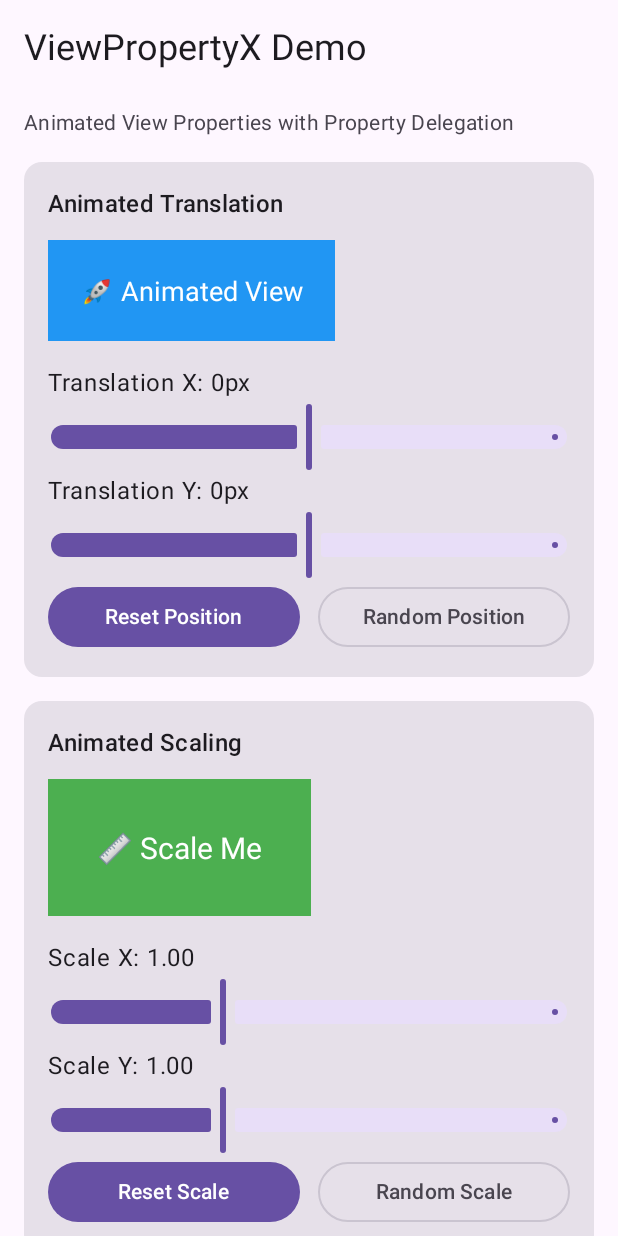
After one commit to RePropertyX/RePropertyX, an Android app built with Jetpack Compose: the ViewPropertyXDemoActivity screen opened directly, with no data from a screen before it, on a phone screen of 412 x 824 dp. The commit adds this screen. Run offline under Robolectric (Android 15) with nearby library versions, the phone set to English and light mode, and no system bars.

Commit message:
Implement ViewPropretyX demo

```diff
--- a/repropertyx-android-app/src/main/AndroidManifest.xml
+++ b/repropertyx-android-app/src/main/AndroidManifest.xml
@@ -21,6 +21,10 @@
                 <category android:name="android.intent.category.LAUNCHER" />
             </intent-filter>
         </activity>
+        <activity
+            android:name=".ViewPropertyXDemoActivity"
+            android:exported="false"
+            android:theme="@style/Theme.RePropertyX" />
     </application>
 
 </manifest>
--- a/repropertyx-android-app/src/main/java/com/github/repropertyx/android/app/MainActivity.kt
+++ b/repropertyx-android-app/src/main/java/com/github/repropertyx/android/app/MainActivity.kt
@@ -17,6 +17,7 @@
 package com.github.repropertyx.android.app
 
 import android.content.Context
+import android.content.Intent
 import android.content.SharedPreferences
 import android.os.Bundle
 import androidx.activity.ComponentActivity
@@ -77,6 +78,7 @@ class MainActivity : ComponentActivity() {
 
 @Composable
 private fun PrefsEditorScreen(prefs: SharedPreferences, prefsEditor: PrefsEditor) {
+    val context = androidx.compose.ui.platform.LocalContext.current
     //var usernameA: String? by rememberProperty(Unit) { mutableStateOf(prefs.byString()) }
     //var usernameB: String? by rememberProperty(Unit) { prefs.byString() }
     var username: String? by rememberPropertyState(prefs.changesComposed()) { prefs.byString() }
@@ -211,6 +213,16 @@ private fun PrefsEditorScreen(prefs: SharedPreferences, prefsEditor: PrefsEditor
             }
         }
 
+        // ViewPropertyX Demo Button
+        Button(
+            onClick = {
+                context.startActivity(Intent(context, ViewPropertyXDemoActivity::class.java))
+            },
+            modifier = Modifier.fillMaxWidth()
+        ) {
+            Text("🎨 ViewPropertyX Demo")
+        }
+
         // Debug Information
         Card(modifier = Modifier.fillMaxWidth()) {
             Column(modifier = Modifier.padding(16.dp)) {
--- /dev/null
+++ b/repropertyx-android-app/src/main/java/com/github/repropertyx/android/app/ViewPropertyXDemoActivity.kt
@@ -0,0 +1,452 @@
+/*
+ * Copyright 2025 RePropertyX
+ *
+ * Licensed under the Apache License, Version 2.0 (the "License");
+ * you may not use this file except in compliance with the License.
+ * You may obtain a copy of the License at
+ *
+ *     http://www.apache.org/licenses/LICENSE-2.0
+ *
+ * Unless required by applicable law or agreed to in writing, software
+ * distributed under the License is distributed on an "AS IS" BASIS,
+ * WITHOUT WARRANTIES OR CONDITIONS OF ANY KIND, either express or implied.
+ * See the License for the specific language governing permissions and
+ * limitations under the License.
+ */
+
+package com.github.repropertyx.android.app
+
+import android.os.Bundle
+import android.view.View
+import android.view.ViewGroup
+import android.widget.Button
+import android.widget.CheckBox
+import android.widget.LinearLayout
+import android.widget.SeekBar
+import android.widget.TextView
+import androidx.activity.ComponentActivity
+import androidx.activity.compose.setContent
+import androidx.compose.foundation.layout.Arrangement
+import androidx.compose.foundation.layout.Column
+import androidx.compose.foundation.layout.Row
+import androidx.compose.foundation.layout.Spacer
+import androidx.compose.foundation.layout.fillMaxSize
+import androidx.compose.foundation.layout.fillMaxWidth
+import androidx.compose.foundation.layout.height
+import androidx.compose.foundation.layout.padding
+import androidx.compose.foundation.layout.width
+import androidx.compose.foundation.rememberScrollState
+import androidx.compose.foundation.verticalScroll
+import androidx.compose.material3.Button
+import androidx.compose.material3.Card
+import androidx.compose.material3.MaterialTheme
+import androidx.compose.material3.OutlinedButton
+import androidx.compose.material3.Slider
+import androidx.compose.material3.Surface
+import androidx.compose.material3.Switch
+import androidx.compose.material3.Text
+import androidx.compose.runtime.Composable
+import androidx.compose.runtime.getValue
+import androidx.compose.runtime.mutableFloatStateOf
+import androidx.compose.runtime.mutableStateOf
+import androidx.compose.runtime.remember
+import androidx.compose.runtime.setValue
+import androidx.compose.ui.Alignment
+import androidx.compose.ui.Modifier
+import androidx.compose.ui.platform.LocalContext
+import androidx.compose.ui.text.font.FontFamily
+import androidx.compose.ui.unit.dp
+import androidx.compose.ui.viewinterop.AndroidView
+import com.github.repropertyx.android.animated
+import com.github.repropertyx.android.setOnCheckedChangeListener
+import com.github.repropertyx.distinctUntilChanged
+import com.github.repropertyx.onEach
+import com.github.repropertyx.propertyOf
+import com.github.repropertyx.readWriteProperty
+import kotlin.math.roundToInt
+
+
+// ViewPropertyX extension properties for animated View properties
+var View.animatedTranslationX: Float by readWriteProperty<View, Float>(
+    get = { translationX },
+    set = { translationX = it }
+).distinctUntilChanged().animated().distinctUntilChanged()
+
+var View.animatedTranslationY: Float by readWriteProperty<View, Float>(
+    get = { translationY },
+    set = { translationY = it }
+).distinctUntilChanged().animated().distinctUntilChanged()
+
+var View.animatedScaleX: Float by readWriteProperty<View, Float>(
+    get = { scaleX },
+    set = { scaleX = it }
+).animated { _, _ ->
+    duration = 500
+}
+
+var View.animatedScaleY: Float by readWriteProperty<View, Float>(
+    get = { scaleY },
+    set = { scaleY = it }
+).animated { _, _ ->
+    duration = 500
+}
+
+var View.animatedAlpha: Float by readWriteProperty<View, Float>(
+    get = { alpha },
+    set = { alpha = it }
+).animated { _, _ ->
+    duration = 600
+}
+
+class ViewPropertyXDemoActivity : ComponentActivity() {
+
+    override fun onCreate(savedInstanceState: Bundle?) {
+        super.onCreate(savedInstanceState)
+
+        setContent {
+            MaterialTheme {
+                Surface(modifier = Modifier.fillMaxSize()) {
+                    ViewPropertyXDemoScreen()
+                }
+            }
+        }
+    }
+}
+
+@Composable
+private fun ViewPropertyXDemoScreen() {
+    Column(
+        modifier = Modifier
+            .fillMaxSize()
+            .verticalScroll(rememberScrollState())
+            .padding(16.dp),
+        verticalArrangement = Arrangement.spacedBy(16.dp)
+    ) {
+        // Title
+        Text(
+            text = "ViewPropertyX Demo",
+            style = MaterialTheme.typography.headlineSmall,
+            modifier = Modifier.padding(bottom = 8.dp)
+        )
+
+        Text(
+            text = "Animated View Properties with Property Delegation",
+            style = MaterialTheme.typography.bodyMedium,
+            color = MaterialTheme.colorScheme.onSurfaceVariant
+        )
+
+        // Animated Translation Demo
+        AnimatedTranslationDemo()
+
+        // Animated Scaling Demo
+        AnimatedScalingDemo()
+
+        // Animated Alpha Demo
+        AnimatedAlphaDemo()
+
+        // CheckBox Property Binding Demo
+        CheckBoxPropertyDemo()
+
+        // Info Text
+        Card(modifier = Modifier.fillMaxWidth()) {
+            Text(
+                text = "💡 All animations are powered by ViewPropertyX with property delegation:\n" +
+                        "• .animated() - Smooth ValueAnimator transitions\n" +
+                        "• .distinctUntilChanged() - Prevents redundant updates\n" +
+                        "• .onEach() - Side effects and observation\n" +
+                        "• Property delegation - Clean, reactive syntax",
+                style = MaterialTheme.typography.bodySmall,
+                modifier = Modifier.padding(16.dp)
+            )
+        }
+    }
+}
+
+@Composable
+private fun AnimatedTranslationDemo() {
+    var translationX by remember { mutableFloatStateOf(0f) }
+    var translationY by remember { mutableFloatStateOf(0f) }
+
+    Card(modifier = Modifier.fillMaxWidth()) {
+        Column(modifier = Modifier.padding(16.dp).fillMaxWidth()
+        ) {
+            Text(
+                text = "Animated Translation",
+                style = MaterialTheme.typography.titleMedium,
+                modifier = Modifier.padding(bottom = 12.dp)
+            )
+
+            AndroidView(
+                factory = { context ->
+                    TextView(context).apply {
+                        text = "🚀 Animated View"
+                        textSize = 18f
+                        setPadding(32, 32, 32, 32)
+                        setBackgroundColor(0xFF2196F3.toInt())
+                        setTextColor(0xFFFFFFFF.toInt())
+
+                        // Set initial position
+                        translationX = 0f
+                        translationY = 0f
+                    }
+                },
+                update = { view ->
+                    view.animatedTranslationX = translationX
+                    view.animatedTranslationY = translationY
+                },
+            )
+
+            Spacer(modifier = Modifier.height(16.dp))
+
+            Text("Translation X: ${translationX.roundToInt()}px")
+            Slider(
+                value = translationX,
+                onValueChange = { translationX = it },
+                valueRange = -200f..200f,
+                modifier = Modifier.fillMaxWidth()
+            )
+
+            Text("Translation Y: ${translationY.roundToInt()}px")
+            Slider(
+                value = translationY,
+                onValueChange = { translationY = it },
+                valueRange = -100f..100f,
+                modifier = Modifier.fillMaxWidth()
+            )
+
+            Row(
+                modifier = Modifier.fillMaxWidth(),
+                horizontalArrangement = Arrangement.spacedBy(12.dp)
+            ) {
+                Button(
+                    onClick = {
+                        translationX = 0f
+                        translationY = 0f
+                    },
+                    modifier = Modifier.weight(1f)
+                ) {
+                    Text("Reset Position")
+                }
+
+                OutlinedButton(
+                    onClick = {
+                        translationX = (-200..200).random().toFloat()
+                        translationY = (-100..100).random().toFloat()
+                    },
+                    modifier = Modifier.weight(1f)
+                ) {
+                    Text("Random Position")
+                }
+            }
+        }
+    }
+}
+
+@Composable
+private fun AnimatedScalingDemo() {
+    var scaleX by remember { mutableFloatStateOf(1f) }
+    var scaleY by remember { mutableFloatStateOf(1f) }
+
+    Card(modifier = Modifier.fillMaxWidth()) {
+        Column(modifier = Modifier.padding(16.dp)) {
+            Text(
+                text = "Animated Scaling",
+                style = MaterialTheme.typography.titleMedium,
+                modifier = Modifier.padding(bottom = 12.dp)
+            )
+
+            AndroidView(
+                factory = { context ->
+                    TextView(context).apply {
+                        text = "📏 Scale Me"
+                        textSize = 20f
+                        setPadding(48, 48, 48, 48)
+                        setBackgroundColor(0xFF4CAF50.toInt())
+                        setTextColor(0xFFFFFFFF.toInt())
+                        gravity = android.view.Gravity.CENTER
+
+                        // Set initial scale
+                        scaleX = 1f
+                        scaleY = 1f
+                    }
+                },
+                update = { view ->
+                    view.animatedScaleX = scaleX
+                    view.animatedScaleY = scaleY
+                }
+            )
+
+            Spacer(modifier = Modifier.height(16.dp))
+
+            Text("Scale X: ${String.format("%.2f", scaleX)}")
+            Slider(
+                value = scaleX,
+                onValueChange = { scaleX = it },
+                valueRange = 0.5f..2f,
+                modifier = Modifier.fillMaxWidth()
+            )
+
+            Text("Scale Y: ${String.format("%.2f", scaleY)}")
+            Slider(
+                value = scaleY,
+                onValueChange = { scaleY = it },
+                valueRange = 0.5f..2f,
+                modifier = Modifier.fillMaxWidth()
+            )
+
+            Row(
+                modifier = Modifier.fillMaxWidth(),
+                horizontalArrangement = Arrangement.spacedBy(12.dp)
+            ) {
+                Button(
+                    onClick = {
+                        scaleX = 1f
+                        scaleY = 1f
+                    },
+                    modifier = Modifier.weight(1f)
+                ) {
+                    Text("Reset Scale")
+                }
+
+                OutlinedButton(
+                    onClick = {
+                        scaleX = (50..200).random() / 100f
+                        scaleY = (50..200).random() / 100f
+                    },
+                    modifier = Modifier.weight(1f)
+                ) {
+                    Text("Random Scale")
+                }
+            }
+        }
+    }
+}
+
+@Composable
+private fun AnimatedAlphaDemo() {
+    var alpha by remember { mutableFloatStateOf(1f) }
+
+    Card(modifier = Modifier.fillMaxWidth()) {
+        Column(modifier = Modifier.padding(16.dp)) {
+            Text(
+                text = "Animated Alpha",
+                style = MaterialTheme.typography.titleMedium,
+                modifier = Modifier.padding(bottom = 12.dp)
+            )
+
+            AndroidView(
+                factory = { context ->
+                    TextView(context).apply {
+                        text = "👻 Fade Me"
+                        textSize = 20f
+                        setPadding(48, 48, 48, 48)
+                        setBackgroundColor(0xFF9C27B0.toInt())
+                        setTextColor(0xFFFFFFFF.toInt())
+                        gravity = android.view.Gravity.CENTER
+
+                        // Set initial alpha
+                        alpha = 1f
+                    }
+                },
+                update = { view ->
+                    view.animatedAlpha = alpha
+                }
+            )
+
+            Spacer(modifier = Modifier.height(16.dp))
+
+            Text("Alpha: ${String.format("%.2f", alpha)}")
+            Slider(
+                value = alpha,
+                onValueChange = { alpha = it },
+                valueRange = 0f..1f,
+                modifier = Modifier.fillMaxWidth()
+            )
+
+            Row(
+                modifier = Modifier.fillMaxWidth(),
+                horizontalArrangement = Arrangement.spacedBy(12.dp)
+            ) {
+                Button(
+                    onClick = { alpha = if (alpha > 0.5f) 0f else 1f },
+                    modifier = Modifier.weight(1f)
+                ) {
+                    Text("Toggle Visibility")
+                }
+
+                OutlinedButton(
+                    onClick = { alpha = (0..100).random() / 100f },
+                    modifier = Modifier.weight(1f)
+                ) {
+                    Text("Random Alpha")
+                }
+            }
+        }
+    }
+}
+
+@Composable
+private fun CheckBoxPropertyDemo() {
+    var isChecked by remember { mutableStateOf(false) }
+
+    Card(modifier = Modifier.fillMaxWidth()) {
+        Column(modifier = Modifier.padding(16.dp)) {
+            Text(
+                text = "Property Binding with CheckBox",
+                style = MaterialTheme.typography.titleMedium,
+                modifier = Modifier.padding(bottom = 12.dp)
+            )
+
+            AndroidView(
+                factory = { context ->
+                    CheckBox(context).apply {
+                        text = "Bind me with property delegation"
+                        isChecked = false
+                    }
+                },
+                update = { checkBox ->
+                    // Create property delegation for checkbox state
+                    var checkboxState by propertyOf(
+                        get = { checkBox.isChecked },
+                        set = {
+                            checkBox.isChecked = it
+                            println("CheckBox state changed: $it")
+                        }
+                    ).onEach { checked ->
+                        println("Property changed: $checked")
+                    }
+
+                    // Update the checkbox state (this will trigger the property setter)
+                    checkboxState = isChecked
+                }
+            )
+
+            Spacer(modifier = Modifier.height(12.dp))
+
+            Text(
+                text = "Current State: ${if (isChecked) "✅ Checked" else "❌ Unchecked"}",
+                style = MaterialTheme.typography.bodyMedium,
+                fontFamily = FontFamily.Monospace
+            )
+
+            Row(
+                modifier = Modifier.fillMaxWidth(),
+                horizontalArrangement = Arrangement.spacedBy(12.dp)
+            ) {
+                Button(
+                    onClick = { isChecked = true },
+                    modifier = Modifier.weight(1f)
+                ) {
+                    Text("Check")
+                }
+
+                OutlinedButton(
+                    onClick = { isChecked = false },
+                    modifier = Modifier.weight(1f)
+                ) {
+                    Text("Uncheck")
+                }
+            }
+        }
+    }
+}
--- a/repropertyx-android/src/main/kotlin/com/github/repropertyx/android/ViewPropertyX.kt
+++ b/repropertyx-android/src/main/kotlin/com/github/repropertyx/android/ViewPropertyX.kt
@@ -1,26 +1,25 @@
 package com.github.repropertyx.android
 
+import android.animation.IntEvaluator
 import android.animation.TypeEvaluator
 import android.animation.ValueAnimator
-import android.view.animation.Interpolator
-import android.widget.Checkable
 import android.widget.CompoundButton
 import androidx.interpolator.view.animation.FastOutSlowInInterpolator
-import com.github.repropertyx.mutablePropertyOf
-import com.github.repropertyx.onEachBefore
 import kotlin.properties.ReadWriteProperty
 import kotlin.reflect.KProperty
-import kotlin.time.Duration
-import kotlin.time.Duration.Companion.milliseconds
 
 fun <T, V : Any> ReadWriteProperty<T, V>.animatedTyped(
     onApply: ValueAnimator.(V, V) -> Unit = { _, _ -> },
     evaluator: TypeEvaluator<V>,
 ): ReadWriteProperty<T, V> {
     val original = this
-    var runningAnimator: ValueAnimator? by mutablePropertyOf<ValueAnimator?>(null).onEachBefore { it?.cancel() }
+    return object : ReadWriteProperty<T, V> by original {
+        var runningAnimator: ValueAnimator? = null
+            set(value) {
+                field?.cancel()
+                field = value
+            }
 
-    return object : ReadWriteProperty<T, V> by original {
         override fun setValue(thisRef: T, property: KProperty<*>, value: V) {
             val from = original.getValue(thisRef, property)
 
@@ -57,9 +56,7 @@ fun <T> ReadWriteProperty<T, Int>.animated(
         duration = 300
         interpolator = FastOutSlowInInterpolator()
     }
-): ReadWriteProperty<T, Int> = animatedTyped(onApply) { fraction, start, end ->
-    start + ((end - start) * fraction).toInt()
-}
+): ReadWriteProperty<T, Int> = animatedTyped(onApply, IntEvaluator())
 
 @JvmName("animatedFloat")
 fun <T> ReadWriteProperty<T, Float>.animated(
--- a/repropertyx/src/main/kotlin/com/github/repropertyx/PropertyX.kt
+++ b/repropertyx/src/main/kotlin/com/github/repropertyx/PropertyX.kt
@@ -398,6 +398,19 @@ fun <V> propertyOf(
     }
 }
 
+fun <T, V> readWriteProperty(
+    get: T.(KProperty<*>) -> V,
+    set: T.(V) -> Unit,
+): ReadWriteProperty<T, V> = object : ReadWriteProperty<T, V> {
+    override fun getValue(thisRef: T, property: KProperty<*>): V =
+        thisRef.get(property)
+
+    override fun setValue(thisRef: T, property: KProperty<*>, value: V) {
+        thisRef.set(value)
+    }
+}
+
+
 fun <V> mutablePropertyOf(value: V): ReadWriteProperty<Any?, V> = object : ReadWriteProperty<Any?, V> {
     private var value: V = value
 
```
